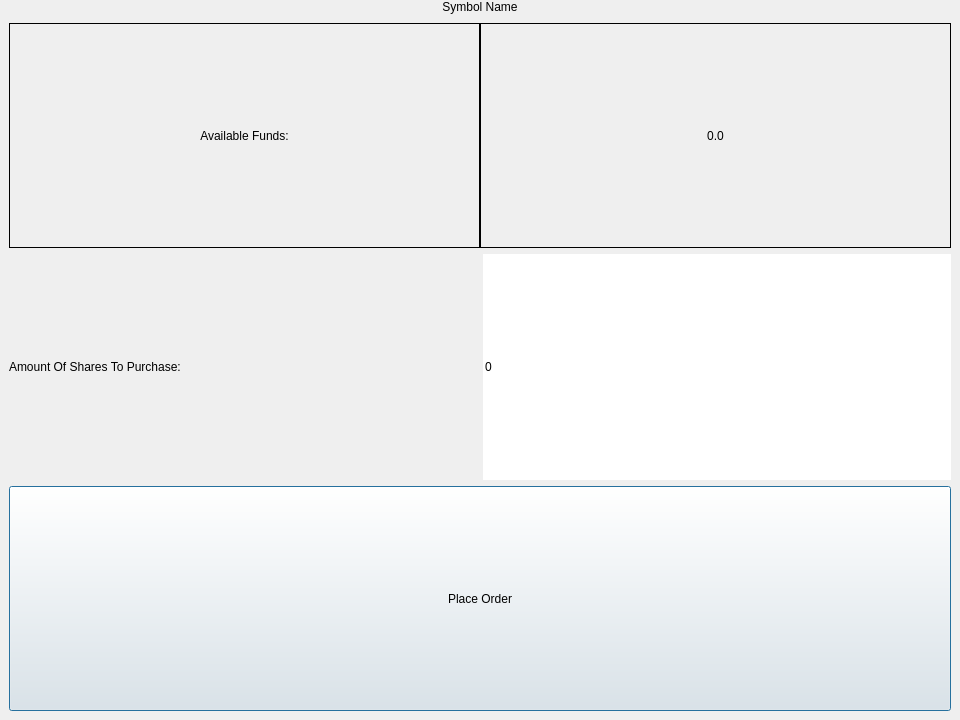
Qt form MarketGame/tradehandler.ui (plagentile/Market_Game) before a commit.
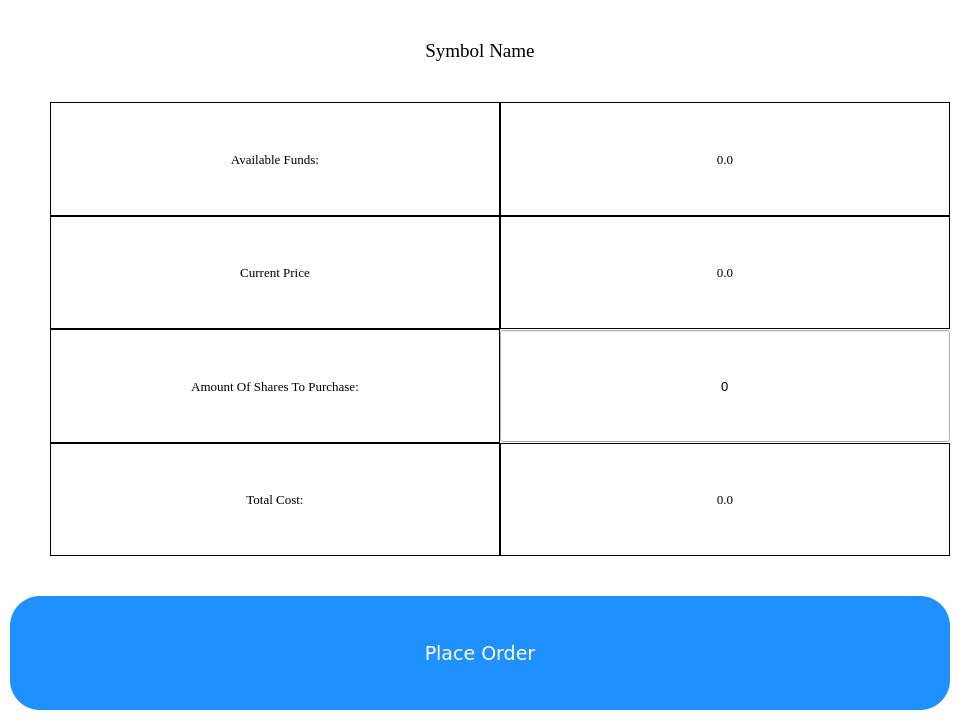
The same form after that commit.

What changed in the file:
```diff
--- a/MarketGame/tradehandler.ui
+++ b/MarketGame/tradehandler.ui
@@ -13,24 +13,64 @@
   <property name="windowTitle">
    <string>Dialog</string>
   </property>
+  <property name="styleSheet">
+   <string notr="true">#TradeHandler, #buyPage, #sellPage
+{
+	background-color:white;
+}
+
+#buyButton
+{
+	color:white;
+	background-color:DodgerBlue;
+	border-radius:30px;
+}
+
+#buyButton:hover
+{
+	font-weight:500;
+}</string>
+  </property>
   <layout class="QVBoxLayout" name="verticalLayout">
    <property name="spacing">
     <number>0</number>
    </property>
    <property name="leftMargin">
-    <number>0</number>
+    <number>10</number>
    </property>
    <property name="topMargin">
     <number>0</number>
    </property>
    <property name="rightMargin">
-    <number>0</number>
+    <number>10</number>
    </property>
    <property name="bottomMargin">
-    <number>0</number>
+    <number>10</number>
    </property>
+   <item>
+    <spacer name="verticalSpacer_2">
+     <property name="orientation">
+      <enum>Qt::Vertical</enum>
+     </property>
+     <property name="sizeType">
+      <enum>QSizePolicy::Minimum</enum>
+     </property>
+     <property name="sizeHint" stdset="0">
+      <size>
+       <width>20</width>
+       <height>40</height>
+      </size>
+     </property>
+    </spacer>
+   </item>
    <item>
     <widget class="QLabel" name="symbolNameLabel">
+     <property name="font">
+      <font>
+       <family>Georgia</family>
+       <pointsize>14</pointsize>
+      </font>
+     </property>
      <property name="text">
       <string>Symbol Name</string>
      </property>
@@ -41,15 +81,71 @@
    </item>
    <item>
     <widget class="QStackedWidget" name="stackedWidget">
+     <property name="currentIndex">
+      <number>0</number>
+     </property>
      <widget class="QWidget" name="buyPage">
       <layout class="QVBoxLayout" name="verticalLayout_2">
+       <property name="spacing">
+        <number>0</number>
+       </property>
+       <property name="leftMargin">
+        <number>0</number>
+       </property>
+       <property name="topMargin">
+        <number>0</number>
+       </property>
+       <property name="rightMargin">
+        <number>0</number>
+       </property>
+       <property name="bottomMargin">
+        <number>0</number>
+       </property>
+       <item>
+        <spacer name="verticalSpacer_3">
+         <property name="orientation">
+          <enum>Qt::Vertical</enum>
+         </property>
+         <property name="sizeType">
+          <enum>QSizePolicy::Preferred</enum>
+         </property>
+         <property name="sizeHint" stdset="0">
+          <size>
+           <width>20</width>
+           <height>40</height>
+          </size>
+         </property>
+        </spacer>
+       </item>
        <item>
         <layout class="QHBoxLayout" name="availableFundsHorizontalLayout">
          <property name="spacing">
           <number>0</number>
          </property>
+         <item>
+          <spacer name="horizontalSpacer">
+           <property name="orientation">
+            <enum>Qt::Horizontal</enum>
+           </property>
+           <property name="sizeType">
+            <enum>QSizePolicy::Preferred</enum>
+           </property>
+           <property name="sizeHint" stdset="0">
+            <size>
+             <width>40</width>
+             <height>20</height>
+            </size>
+           </property>
+          </spacer>
+         </item>
          <item>
           <widget class="QLabel" name="staticAvailableFundsLabel">
+           <property name="font">
+            <font>
+             <family>Georgia</family>
+             <pointsize>10</pointsize>
+            </font>
+           </property>
            <property name="frameShape">
             <enum>QFrame::Box</enum>
            </property>
@@ -63,6 +159,12 @@
          </item>
          <item>
           <widget class="QLabel" name="dynamicAvailableFundsLabel">
+           <property name="font">
+            <font>
+             <family>Georgia</family>
+             <pointsize>10</pointsize>
+            </font>
+           </property>
            <property name="frameShape">
             <enum>QFrame::Box</enum>
            </property>
@@ -77,12 +179,104 @@
         </layout>
        </item>
        <item>
-        <layout class="QHBoxLayout" name="horizontalLayout">
+        <layout class="QHBoxLayout" name="currentPriceHorizontalLayout">
+         <property name="spacing">
+          <number>0</number>
+         </property>
+         <item>
+          <spacer name="horizontalSpacer_4">
+           <property name="orientation">
+            <enum>Qt::Horizontal</enum>
+           </property>
+           <property name="sizeType">
+            <enum>QSizePolicy::Preferred</enum>
+           </property>
+           <property name="sizeHint" stdset="0">
+            <size>
+             <width>40</width>
+             <height>20</height>
+            </size>
+           </property>
+          </spacer>
+         </item>
+         <item>
+          <widget class="QLabel" name="staticCurrentPriceLabel">
+           <property name="font">
+            <font>
+             <family>Georgia</family>
+             <pointsize>10</pointsize>
+            </font>
+           </property>
+           <property name="frameShape">
+            <enum>QFrame::Box</enum>
+           </property>
+           <property name="text">
+            <string>Current Price</string>
+           </property>
+           <property name="alignment">
+            <set>Qt::AlignCenter</set>
+           </property>
+          </widget>
+         </item>
+         <item>
+          <widget class="QLabel" name="dynamicCurrentPriceLabel">
+           <property name="font">
+            <font>
+             <family>Georgia</family>
+             <pointsize>10</pointsize>
+            </font>
+           </property>
+           <property name="frameShape">
+            <enum>QFrame::Box</enum>
+           </property>
+           <property name="text">
+            <string>0.0</string>
+           </property>
+           <property name="alignment">
+            <set>Qt::AlignCenter</set>
+           </property>
+          </widget>
+         </item>
+        </layout>
+       </item>
+       <item>
+        <layout class="QHBoxLayout" name="amountOfSharesToPurchaseHorizontalLayout">
+         <property name="spacing">
+          <number>0</number>
+         </property>
+         <item>
+          <spacer name="horizontalSpacer_2">
+           <property name="orientation">
+            <enum>Qt::Horizontal</enum>
+           </property>
+           <property name="sizeType">
+            <enum>QSizePolicy::Preferred</enum>
+           </property>
+           <property name="sizeHint" stdset="0">
+            <size>
+             <width>40</width>
+             <height>20</height>
+            </size>
+           </property>
+          </spacer>
+         </item>
          <item>
           <widget class="QLabel" name="amountOfSharesToPurchaseLabel">
+           <property name="font">
+            <font>
+             <family>Georgia</family>
+             <pointsize>10</pointsize>
+            </font>
+           </property>
+           <property name="frameShape">
+            <enum>QFrame::Box</enum>
+           </property>
            <property name="text">
             <string>Amount Of Shares To Purchase:</string>
            </property>
+           <property name="alignment">
+            <set>Qt::AlignCenter</set>
+           </property>
           </widget>
          </item>
          <item>
@@ -93,8 +287,16 @@
              <verstretch>0</verstretch>
             </sizepolicy>
            </property>
+           <property name="font">
+            <font>
+             <pointsize>10</pointsize>
+            </font>
+           </property>
            <property name="frame">
-            <bool>false</bool>
+            <bool>true</bool>
+           </property>
+           <property name="alignment">
+            <set>Qt::AlignCenter</set>
            </property>
            <property name="buttonSymbols">
             <enum>QAbstractSpinBox::NoButtons</enum>
@@ -106,6 +308,83 @@
          </item>
         </layout>
        </item>
+       <item>
+        <layout class="QHBoxLayout" name="totalCostHorizontalLayout">
+         <property name="spacing">
+          <number>0</number>
+         </property>
+         <item>
+          <spacer name="horizontalSpacer_3">
+           <property name="orientation">
+            <enum>Qt::Horizontal</enum>
+           </property>
+           <property name="sizeType">
+            <enum>QSizePolicy::Preferred</enum>
+           </property>
+           <property name="sizeHint" stdset="0">
+            <size>
+             <width>40</width>
+             <height>20</height>
+            </size>
+           </property>
+          </spacer>
+         </item>
+         <item>
+          <widget class="QLabel" name="staticTotalCostLabel">
+           <property name="font">
+            <font>
+             <family>Georgia</family>
+             <pointsize>10</pointsize>
+            </font>
+           </property>
+           <property name="frameShape">
+            <enum>QFrame::Box</enum>
+           </property>
+           <property name="text">
+            <string>Total Cost:</string>
+           </property>
+           <property name="alignment">
+            <set>Qt::AlignCenter</set>
+           </property>
+          </widget>
+         </item>
+         <item>
+          <widget class="QLabel" name="dynamicTotalCostLabel">
+           <property name="font">
+            <font>
+             <family>Georgia</family>
+             <pointsize>10</pointsize>
+            </font>
+           </property>
+           <property name="frameShape">
+            <enum>QFrame::Box</enum>
+           </property>
+           <property name="text">
+            <string>0.0</string>
+           </property>
+           <property name="alignment">
+            <set>Qt::AlignCenter</set>
+           </property>
+          </widget>
+         </item>
+        </layout>
+       </item>
+       <item>
+        <spacer name="verticalSpacer">
+         <property name="orientation">
+          <enum>Qt::Vertical</enum>
+         </property>
+         <property name="sizeType">
+          <enum>QSizePolicy::Preferred</enum>
+         </property>
+         <property name="sizeHint" stdset="0">
+          <size>
+           <width>20</width>
+           <height>40</height>
+          </size>
+         </property>
+        </spacer>
+       </item>
        <item>
         <widget class="QPushButton" name="buyButton">
          <property name="sizePolicy">
@@ -114,6 +393,12 @@
            <verstretch>0</verstretch>
           </sizepolicy>
          </property>
+         <property name="font">
+          <font>
+           <family>Verdana</family>
+           <pointsize>14</pointsize>
+          </font>
+         </property>
          <property name="text">
           <string>Place Order</string>
          </property>
```
